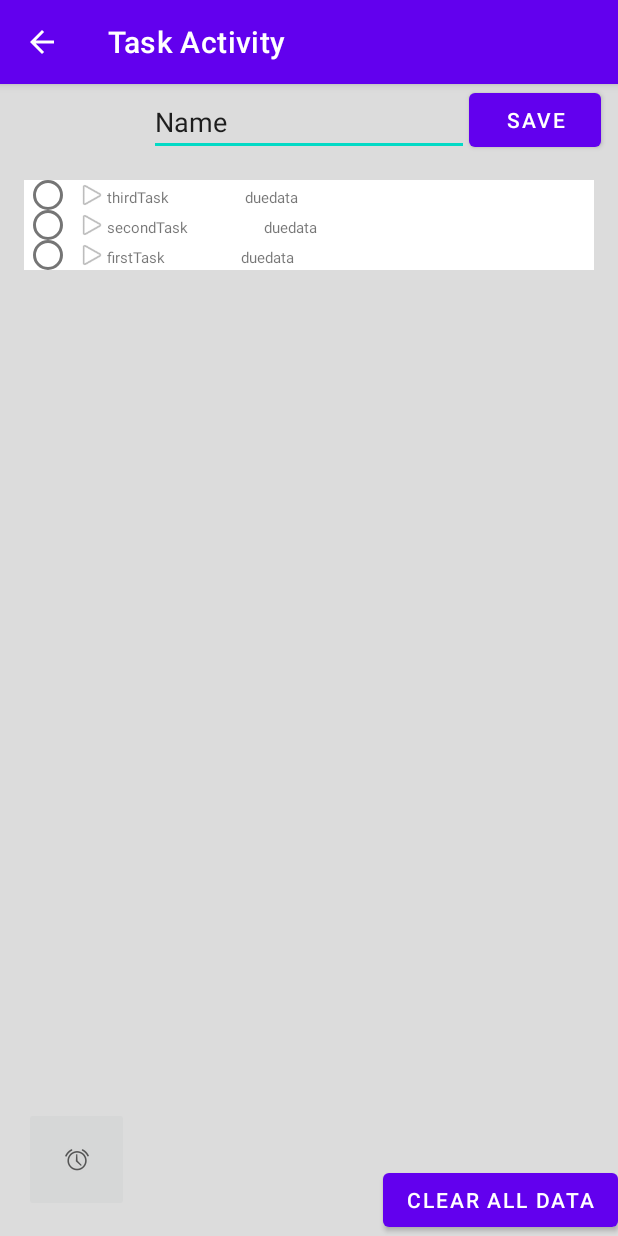
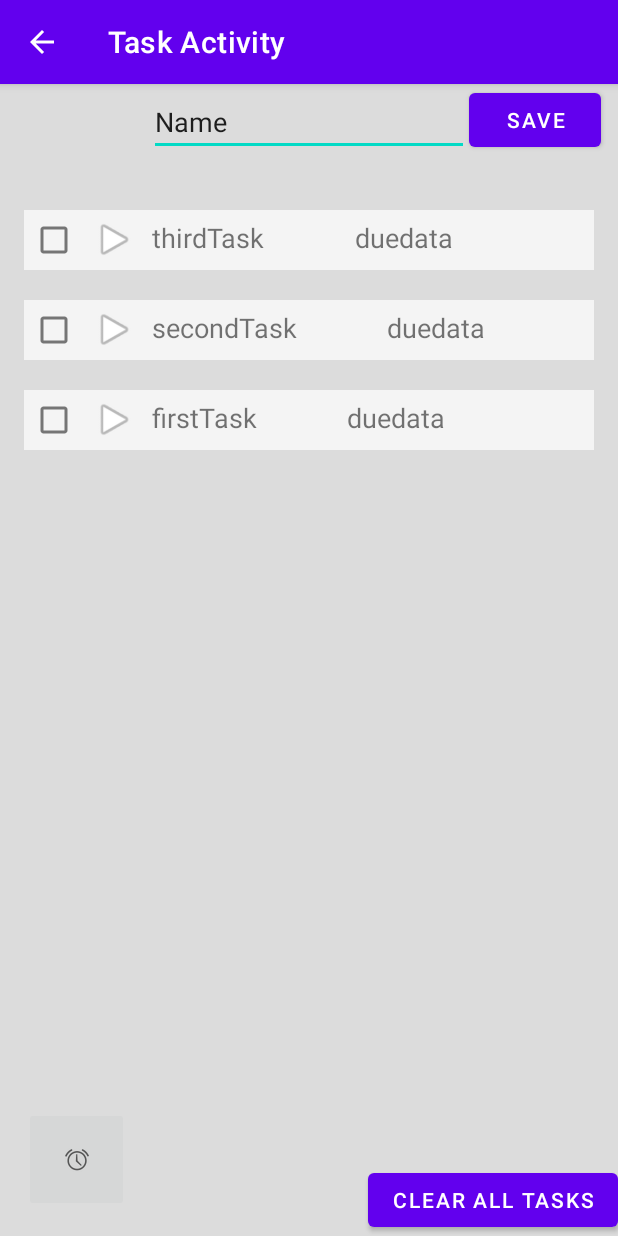
Before and after one commit to SzilvasiPeter/PomoTODOro, an Android app: the TaskActivity screen opened directly, with no data from a screen before it, on a phone screen of 412 x 824 dp. Run offline under Robolectric (Android 15) with nearby library versions, the phone set to English and light mode, and no system bars; our stand-ins replace Room's generated code.

Commit message:
Add padding in the recycleview. Deleting single element by clicking check box.

```diff
--- a/ToDo/app/src/main/java/com/example/todo/activities/TaskActivity.java
+++ b/ToDo/app/src/main/java/com/example/todo/activities/TaskActivity.java
@@ -43,32 +43,25 @@ public class TaskActivity extends AppCompatActivity{
         // Get a new or existing ViewModel from the ViewModelProvider.
         TaskViewModel myTaskViewModel = ViewModelProviders.of(this).get(TaskViewModel.class);
 
-        myTaskViewModel.getAllTasks().observe(this, new Observer<List<Task>>() {
-            @Override
-            public void onChanged(@Nullable final List<Task> tasks) {
+        myTaskViewModel.getAllTasks().observe(this, tasks -> {
             // Update the cached copy of the tasks in the adapter.
             myAdapter.setTasks(tasks);
-            }
         });
 
         myTaskEditText = findViewById(R.id.task_editText);
 
         final Button addButton = findViewById(R.id.save_button);
-        addButton.setOnClickListener(new View.OnClickListener() {
-            public void onClick(View view) {
+        addButton.setOnClickListener(view -> {
             Task word = new Task(0, myTaskEditText.getText().toString(), 0, false);
             myTaskViewModel.insert(word);
-            }
         });
 
         final Button clearAllButton = findViewById(R.id.clearAll_button);
-        clearAllButton.setOnClickListener(new View.OnClickListener() {
-            public void onClick(View view) {
-                Toast.makeText(view.getContext(), "Clearing the data...", Toast.LENGTH_SHORT).show();
+        clearAllButton.setOnClickListener(view -> {
+            Toast.makeText(view.getContext(), "Clearing the tasks...", Toast.LENGTH_SHORT).show();
 
             // Delete the existing data
             myTaskViewModel.deleteAll();
-            }
         });
 
         // Add the functionality to swipe items in the
@@ -100,9 +93,6 @@ public class TaskActivity extends AppCompatActivity{
                 });
         // Attach the item touch helper to the recycler view
         helper.attachToRecyclerView(recyclerView);
-
-        //EditText addEditText = (EditText) findViewById(R.id.addtask_editText);
-        //addEditText.setOnKeyListener(this);
     }
 
     public void launchTimer(View view) {
@@ -110,27 +100,6 @@ public class TaskActivity extends AppCompatActivity{
         startActivity(intent);
     }
 
-    /*@Override
-    public boolean onKey(View view, int keyCode, KeyEvent event) {
-
-        TextView responseText = findViewById(R.id.simpleTask_textview);
-        EditText myEditText = (EditText) view;
-
-        if (keyCode == EditorInfo.IME_ACTION_SEARCH ||
-                keyCode == EditorInfo.IME_ACTION_DONE ||
-                event.getAction() == KeyEvent.ACTION_DOWN &&
-                        event.getKeyCode() == KeyEvent.KEYCODE_ENTER) {
-
-            responseText.setText(myEditText.getText());
-
-            myTasks.add(new Task(myEditText.getText().toString(), 0, new Date(System.currentTimeMillis()), false));
-            myAdapter.notifyItemInserted(myTasks.size() - 1);
-            myEditText.setText("");
-            return true;
-        }
-        return false;
-    }*/
-
     private final List<Task> myTasks = new ArrayList<>();
     private TaskListAdapter myAdapter;
 
--- a/ToDo/app/src/main/java/com/example/todo/adapters/TaskListAdapter.java
+++ b/ToDo/app/src/main/java/com/example/todo/adapters/TaskListAdapter.java
@@ -1,18 +1,24 @@
 package com.example.todo.adapters;
 
 import android.content.Context;
+import android.os.Handler;
 import android.view.LayoutInflater;
 import android.view.View;
 import android.view.ViewGroup;
+import android.widget.CheckBox;
+import android.widget.CompoundButton;
 import android.widget.LinearLayout;
 import android.widget.TextView;
 import android.widget.Toast;
 
 import androidx.annotation.NonNull;
+import androidx.fragment.app.FragmentActivity;
+import androidx.lifecycle.ViewModelProviders;
 import androidx.recyclerview.widget.RecyclerView;
 
 import com.example.todo.R;
 import com.example.todo.entities.Task;
+import com.example.todo.viewmodels.TaskViewModel;
 
 import java.text.DateFormat;
 import java.text.SimpleDateFormat;
@@ -24,6 +30,7 @@ public class TaskListAdapter extends RecyclerView.Adapter<TaskListAdapter.ViewHo
     public TaskListAdapter(Context context, List<Task> taskList){
         myContext = context;
         myTaskList = taskList;
+        myTaskViewModel = ViewModelProviders.of((FragmentActivity)context).get(TaskViewModel.class);
     }
 
     @NonNull
@@ -40,6 +47,11 @@ public class TaskListAdapter extends RecyclerView.Adapter<TaskListAdapter.ViewHo
         DateFormat dateFormat = new SimpleDateFormat("MM dd", Locale.getDefault());
         holder.taskName.setText(myTaskList.get(position).getMyTaskName());
         //holder.dueDate.setText(dateFormat.format(myTaskList.get(position).get()));
+        holder.checkBox.setOnCheckedChangeListener((buttonView, isChecked) -> {
+            if(isChecked) {
+                myTaskViewModel.deleteTask(taskList);
+            }
+        });
         holder.linearLayout.setOnClickListener(view ->
                 Toast.makeText(view.getContext(),"click on item: "+taskList.getMyTaskName(),Toast.LENGTH_LONG).show());
     }
@@ -61,15 +73,18 @@ public class TaskListAdapter extends RecyclerView.Adapter<TaskListAdapter.ViewHo
     public static class ViewHolder extends RecyclerView.ViewHolder {
         public TextView taskName;
         public TextView dueDate;
+        public CheckBox checkBox;
         public LinearLayout linearLayout;
         public ViewHolder(View itemView) {
             super(itemView);
             this.taskName = itemView.findViewById(R.id.taskname_textview);
             this.dueDate = itemView.findViewById(R.id.duedata_textview);
-            linearLayout = itemView.findViewById(R.id.tasklist_linearlayout);
+            this.checkBox = itemView.findViewById(R.id.delete_radioButton);
+            this.linearLayout = itemView.findViewById(R.id.tasklist_linearlayout);
         }
     }
 
     private List<Task> myTaskList;
     private final Context myContext;
+    private final TaskViewModel myTaskViewModel;
 }
--- a/ToDo/app/src/main/res/layout/main_activity.xml
+++ b/ToDo/app/src/main/res/layout/main_activity.xml
@@ -10,6 +10,9 @@
         android:id="@+id/taskFilter_recycleView"
         android:layout_width="match_parent"
         android:layout_height="wrap_content"
+        android:clipToPadding="false"
+        android:paddingTop="8dp"
+        android:paddingBottom="8dp"
         app:layout_constraintStart_toStartOf="parent"
         app:layout_constraintTop_toTopOf="parent" />
 
@@ -35,6 +38,7 @@
         android:visibility="invisible"
         app:layout_constraintStart_toStartOf="parent"
         app:layout_constraintTop_toBottomOf="@+id/text_header_reply" />
+
     <Button
         android:id="@+id/button_main"
         android:layout_width="wrap_content"
@@ -68,4 +72,5 @@
         app:layout_constraintBottom_toBottomOf="parent"
         app:layout_constraintEnd_toStartOf="@+id/button_main"
         app:layout_constraintStart_toStartOf="parent" />
+
 </androidx.constraintlayout.widget.ConstraintLayout>
--- a/ToDo/app/src/main/res/layout/task_activity.xml
+++ b/ToDo/app/src/main/res/layout/task_activity.xml
@@ -31,7 +31,7 @@
         android:id="@+id/clearAll_button"
         android:layout_width="wrap_content"
         android:layout_height="wrap_content"
-        android:text="Clear All Data"
+        android:text="Clear All Tasks"
         app:layout_constraintBottom_toBottomOf="parent"
         app:layout_constraintEnd_toEndOf="parent" />
 
--- a/ToDo/app/src/main/res/layout/taskfilter_item.xml
+++ b/ToDo/app/src/main/res/layout/taskfilter_item.xml
@@ -4,11 +4,12 @@
     android:layout_width="wrap_content"
     android:layout_height="wrap_content">
 
-
     <LinearLayout
         android:id="@+id/taskFilter_linearLayout"
         android:layout_width="wrap_content"
         android:layout_height="wrap_content"
+        android:layout_marginTop="30dp"
+        android:background="#B3FFFFFF"
         android:orientation="horizontal"
         app:layout_constraintStart_toStartOf="parent"
         app:layout_constraintTop_toTopOf="parent">
--- a/ToDo/app/src/main/res/layout/tasklist_item.xml
+++ b/ToDo/app/src/main/res/layout/tasklist_item.xml
@@ -4,21 +4,22 @@
     android:id="@+id/tasklist_linearlayout"
     android:layout_width="match_parent"
     android:layout_height="wrap_content"
-    android:background="@color/white">
+    android:layout_marginTop="20dp"
+    android:background="#B3FFFFFF">
 
-    <RadioButton
+    <CheckBox
         android:id="@+id/delete_radioButton"
-        android:layout_width="30dp"
-        android:layout_height="20dp"
-        android:layout_centerVertical="true" />
+        android:layout_width="40dp"
+        android:layout_height="40dp"
+        android:checked="false"/>
 
     <ImageView
         android:id="@+id/timerstart_imageview"
-        android:layout_width="20dp"
-        android:layout_height="20dp"
-        android:layout_centerVertical="true"
+        android:layout_width="30dp"
+        android:layout_height="30dp"
         android:layout_gravity="center_vertical"
         android:layout_marginStart="5dp"
+        android:layout_marginEnd="10dp"
         android:layout_toEndOf="@+id/delete_radioButton"
         app:srcCompat="@android:drawable/ic_media_play" />
 
@@ -26,20 +27,17 @@
         android:id="@+id/taskname_textview"
         android:layout_width="wrap_content"
         android:layout_height="wrap_content"
-        android:layout_centerHorizontal="false"
-        android:layout_centerVertical="true"
         android:layout_marginStart="0dp"
         android:layout_toEndOf="@+id/timerstart_imageview"
         android:text="taskname"
-        android:textSize="10sp" />
+        android:textSize="18sp" />
 
     <TextView
         android:id="@+id/duedata_textview"
         android:layout_width="wrap_content"
         android:layout_height="wrap_content"
-        android:layout_centerVertical="true"
-        android:layout_marginStart="50dp"
+        android:layout_marginStart="60dp"
         android:layout_toEndOf="@+id/taskname_textview"
         android:text="duedata"
-        android:textSize="10sp" />
+        android:textSize="18sp" />
 </LinearLayout>
```
Lines whose indentation alone changed are shown as unchanged.
